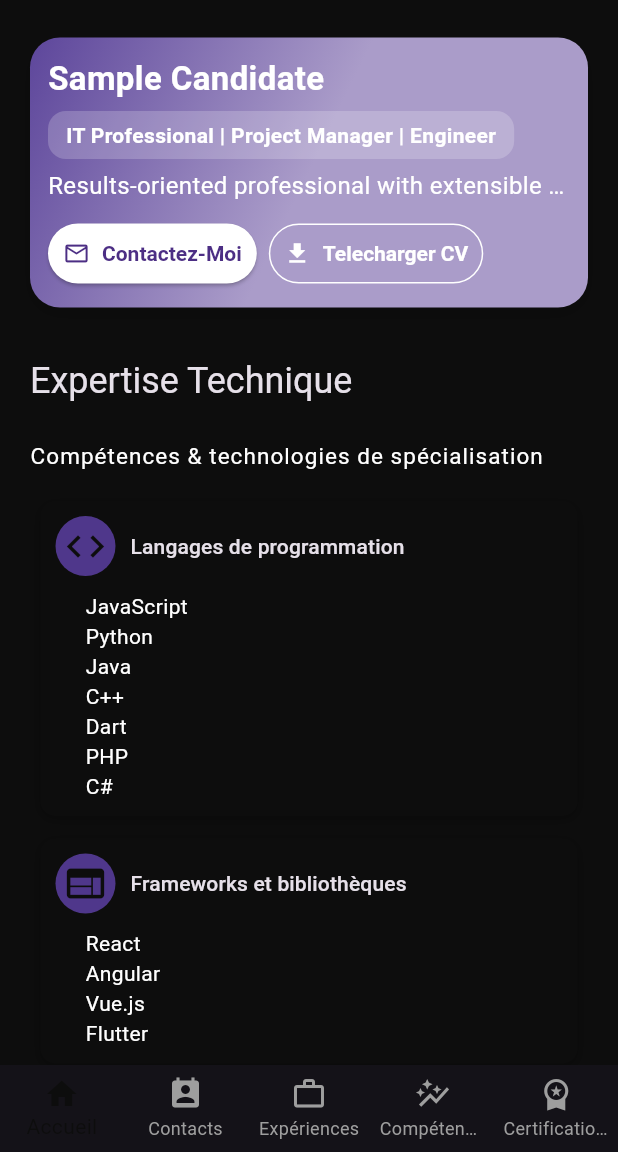
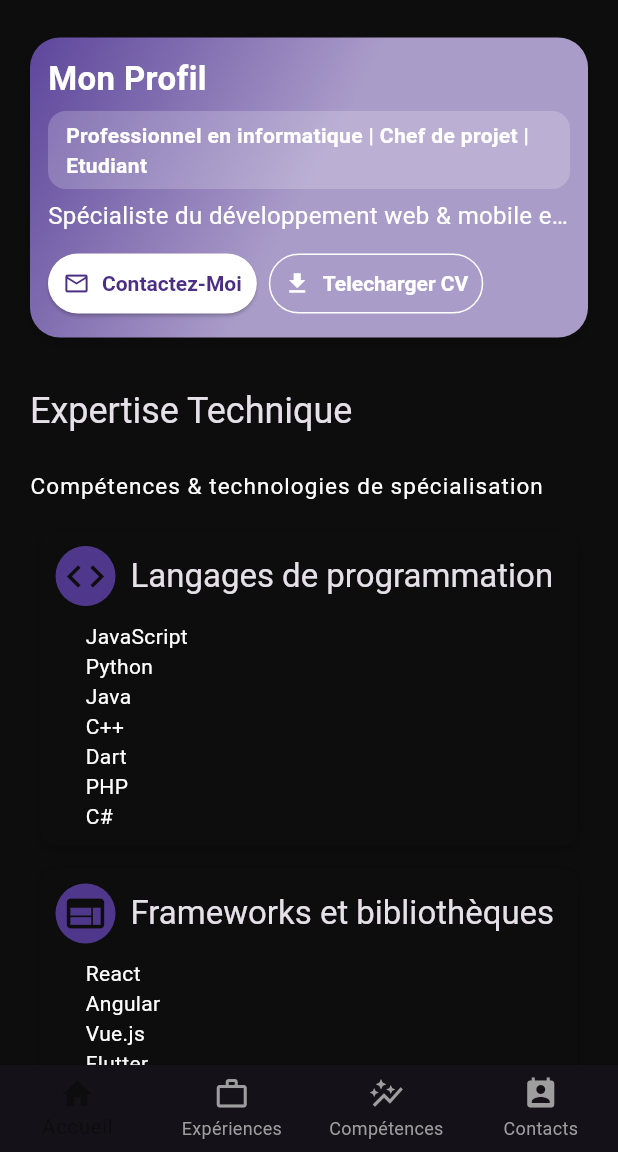
Before and after one commit to blvck2371/Lindoucv, a Flutter app: the screen it shows after launch, after a tap on the "dark mode" icon, on a phone screen of 412 x 824 dp, the part 84-1236 px from its top. Run offline on Flutter 3.47's test engine with Material 3 defaults, Android fonts, the phone set to English and light mode, and no system bars; our stand-ins replace get, readmore.

Commit message:
presque parfait il reste la gestion des couleurs du theme

```diff
--- a/lib/componentview/CardOfCompetence.dart
+++ b/lib/componentview/CardOfCompetence.dart
@@ -41,7 +41,12 @@ class _CardofcompetenceState extends State<Cardofcompetence> {
                 ),
               ),
               SizedBox(width: 10),
-              Text(widget.title, style: Theme.of(context).textTheme.labelLarge),
+              Expanded(
+                child: Text(
+                  widget.title,
+                  style: Theme.of(context).textTheme.titleLarge,
+                ),
+              ),
             ],
           ),
           SizedBox(height: 10),
@@ -55,7 +60,7 @@ class _CardofcompetenceState extends State<Cardofcompetence> {
                       color: Theme.of(context).primaryColorDark,
                     ),
                     5.hSpace,
-                    Text(item),
+                    Expanded(child: Text(item)),
                   ],
                 ),
               )
--- /dev/null
+++ b/lib/componentview/CompetenceCard.dart
@@ -0,0 +1,82 @@
+import 'package:flutter/material.dart';
+
+class CompetenceCard extends StatelessWidget {
+  final IconData icon;
+  final String title;
+  final List<String> competences;
+
+  const CompetenceCard({
+    Key? key,
+    required this.icon,
+    required this.title,
+    required this.competences,
+  }) : super(key: key);
+
+  @override
+  Widget build(BuildContext context) {
+    return Container(
+      margin: const EdgeInsets.symmetric(vertical: 12, horizontal: 8),
+      padding: const EdgeInsets.all(20),
+      decoration: BoxDecoration(
+        color: const Color(0xFF2C2933), // Couleur de fond sombre
+        borderRadius: BorderRadius.circular(16),
+      ),
+      child: Column(
+        crossAxisAlignment: CrossAxisAlignment.center,
+        children: [
+          // Cercle avec icône
+          Container(
+            width: 56,
+            height: 56,
+            decoration: const BoxDecoration(
+              color: Color(0xFF232129),
+              shape: BoxShape.circle,
+            ),
+            child: Center(
+              child: Icon(
+                icon,
+                color: Colors.black87,
+                size: 32,
+              ),
+            ),
+          ),
+          const SizedBox(height: 16),
+          // Titre
+          Text(
+            title,
+            style: Theme.of(context).textTheme.titleMedium?.copyWith(
+                  fontWeight: FontWeight.bold,
+                  color: Colors.white,
+                  fontSize: 20,
+                ) ?? const TextStyle(fontWeight: FontWeight.bold, color: Colors.white, fontSize: 20),
+            textAlign: TextAlign.center,
+          ),
+          const SizedBox(height: 12),
+          Divider(color: Colors.white.withOpacity(0.15)),
+          const SizedBox(height: 8),
+          // Liste des compétences
+          Column(
+            crossAxisAlignment: CrossAxisAlignment.start,
+            children: competences.map((c) => Padding(
+              padding: const EdgeInsets.symmetric(vertical: 2),
+              child: Row(
+                children: [
+                  const Text(
+                    '• ',
+                    style: TextStyle(color: Color(0xFFB39DDB), fontSize: 16),
+                  ),
+                  Expanded(
+                    child: Text(
+                      c,
+                      style: const TextStyle(color: Colors.white, fontSize: 16),
+                    ),
+                  ),
+                ],
+              ),
+            )).toList(),
+          ),
+        ],
+      ),
+    );
+  }
+}
--- /dev/null
+++ b/lib/componentview/ExperiencesComponent.dart
@@ -0,0 +1,130 @@
+import 'package:flutter/material.dart';
+import 'package:lindoucv/theme/app_spacing.dart';
+
+class Experiencescomponent extends StatelessWidget {
+  final String title;
+  final String subtitle;
+  final String country;
+  final String datedebut;
+  final String datefin;
+  final List<String> responsabilites;
+
+  const Experiencescomponent({
+    super.key,
+    required this.title,
+    required this.subtitle,
+    required this.country,
+    required this.datedebut,
+    required this.datefin,
+    required this.responsabilites,
+  });
+
+  @override
+  Widget build(BuildContext context) {
+    return IntrinsicHeight(
+      child: Row(
+        crossAxisAlignment: CrossAxisAlignment.start,
+        children: [
+          /// Timeline indicator
+          Column(
+            children: [
+              Container(
+                width: 40,
+                height: 40,
+                decoration: BoxDecoration(
+                  shape: BoxShape.circle,
+                  color: Theme.of(context).primaryColorDark,
+                ),
+                child: const Icon(
+                  Icons.work,
+                  size: 20,
+                  color: Colors.white,
+                ),
+              ),
+              // trait du timeline qui s'adapte à la hauteur
+              Expanded(
+                child: Container(
+                  width: 2,
+                  color: Theme.of(context).primaryColorDark,
+                ),
+              ),
+            ],
+          ),
+
+          10.hSpace,
+
+          /// Text section
+          /// corps de l'experience
+          Expanded(
+            child: Container(
+              padding: const EdgeInsets.all(16.0),
+              decoration: BoxDecoration(
+                color: Theme.of(context).colorScheme.surface,
+                borderRadius: BorderRadius.circular(16.0),
+              ),
+              child: Column(
+                crossAxisAlignment: CrossAxisAlignment.start,
+                children: [
+                  Text(
+                    title,
+                    style: Theme.of(context).textTheme.headlineSmall?.copyWith(
+                      fontWeight: FontWeight.bold,
+                    ),
+                  ),
+                  4.vSpace,
+                  Text(
+                    subtitle,
+                    style: Theme.of(context).textTheme.labelLarge?.copyWith(
+                      color: Theme.of(context).primaryColorDark,
+                    ),
+                  ),
+                  2.vSpace,
+                  Text(
+                    country,
+                    style: Theme.of(context).textTheme.bodyMedium?.copyWith(
+                      color: Colors.grey[600],
+                    ),
+                  ),
+                  2.vSpace,
+                  Text(
+                    '$datedebut - $datefin',
+                    style: Theme.of(context).textTheme.bodyMedium?.copyWith(
+                      color: Colors.grey[600],
+                      fontStyle: FontStyle.italic,
+                    ),
+                  ),
+                  10.vSpace,
+
+                  /// Responsabilités
+                  ...responsabilites.map(
+                    (responsibility) => Padding(
+                      padding: const EdgeInsets.only(bottom: 4.0),
+                      child: Row(
+                        crossAxisAlignment: CrossAxisAlignment.start,
+                        children: [
+                          Icon(
+                            Icons.check_circle_outline,
+                            size: 15,
+                            color: Theme.of(context).primaryColorDark,
+                          ),
+                          8.hSpace,
+                          Expanded(
+                            child: Text(
+                              responsibility,
+                              style: Theme.of(context).textTheme.bodyMedium,
+                              softWrap: true,
+                            ),
+                          ),
+                        ],
+                      ),
+                    ),
+                  ),
+                ],
+              ),
+            ),
+          ),
+        ],
+      ),
+    );
+  }
+}
--- a/lib/componentview/annimation.dart
+++ b/lib/componentview/annimation.dart
@@ -22,6 +22,8 @@ class _DelayedAnimationState extends State<DelayedAnimation>
     with SingleTickerProviderStateMixin {
   late AnimationController _controller;
   late Animation<Offset> _animOffset;
+  Timer? _timer;
+
   @override
   void initState() {
     super.initState();
@@ -41,11 +43,21 @@ class _DelayedAnimationState extends State<DelayedAnimation>
       end: Offset.zero,
     ).animate(curve);
 
-    Timer(Duration(milliseconds: widget.delay), () {
-      _controller.forward();
+    _timer = Timer(Duration(milliseconds: widget.delay), () {
+      if (mounted) {
+        _controller.forward();
+      }
     });
   }
 
+  @override
+  void dispose() {
+    _timer?.cancel();
+    _controller.dispose();
+    super.dispose();
+  }
+
+  @override
   Widget build(BuildContext context) {
     return FadeTransition(
       opacity: _controller,
--- a/lib/index.dart
+++ b/lib/index.dart
@@ -2,7 +2,9 @@ import 'package:flutter/material.dart';
 import 'package:get/get.dart';
 import 'package:get/state_manager.dart';
 import 'package:lindoucv/theme/theme_controller.dart';
+import 'package:lindoucv/views/Competences.dart';
 import 'package:lindoucv/views/Contact.dart';
+import 'package:lindoucv/views/Experiences.dart';
 import 'package:lindoucv/views/home.dart';
 
 class HomeScreen extends StatefulWidget {
@@ -17,9 +19,11 @@ class _HomeScreenState extends State<HomeScreen> {
 
   final List<Widget> _pages = const [
     Home(),
-    ContactPage(),
-    Home(),
-    ContactPage(),
+
+    Experiences(),
+  Competences(),
+   ContactPage(),
+    //ContactPage(),
   ];
 
   @override
@@ -109,12 +113,7 @@ class _HomeScreenState extends State<HomeScreen> {
             icon: Icon(Icons.home), // OK pour Accueil
             label: 'Accueil',
           ),
-          BottomNavigationBarItem(
-            icon: Icon(
-              Icons.perm_contact_calendar,
-            ), // mieux adapté à "Contacts"
-            label: 'Contacts',
-          ),
+
           BottomNavigationBarItem(
             icon: Icon(
               Icons.work_outline,
@@ -128,9 +127,15 @@ class _HomeScreenState extends State<HomeScreen> {
             label: 'Compétences',
           ),
           BottomNavigationBarItem(
-            icon: Icon(Icons.workspace_premium), // pour "Certifications"
-            label: 'Certifications',
+            icon: Icon(
+              Icons.perm_contact_calendar,
+            ), // mieux adapté à "Contacts"
+            label: 'Contacts',
           ),
+          // BottomNavigationBarItem(
+          //   icon: Icon(Icons.workspace_premium), // pour "Certifications"
+          //   label: 'Certifications',
+          // ),
         ],
       ),
     );
--- /dev/null
+++ b/lib/views/Competences.dart
@@ -0,0 +1,124 @@
+import 'package:flutter/material.dart';
+import 'package:lindoucv/componentview/CardOfCompetence.dart';
+import 'package:lindoucv/theme/app_spacing.dart';
+
+class Competences extends StatefulWidget {
+  const Competences({super.key});
+
+  @override
+  State<Competences> createState() => _CompetencesState();
+}
+
+class _CompetencesState extends State<Competences> {
+  @override
+  Widget build(BuildContext context) {
+    return Scaffold(
+      body: SingleChildScrollView(
+        child: Column(
+          crossAxisAlignment: CrossAxisAlignment.start,
+          children: [
+            Padding(
+              padding: const EdgeInsets.all(16.0),
+              child: Text(
+                'Mes compétences clés',
+                style: Theme.of(context).textTheme.headlineMedium?.copyWith(
+                  fontWeight: FontWeight.bold,
+                ),
+              ),
+            ),
+
+            // Timeline container with proper structure
+            Container(
+              margin: const EdgeInsets.symmetric(horizontal: 16.0),
+              child: Column(
+                children: [
+                  Cardofcompetence(
+  title: 'Langages & Frameworks',
+  icone: Icons.code_outlined,
+  list: [
+    'Dart (langage principal de Flutter)',
+    'Flutter (framework mobile multiplateforme)',
+    'PHP, JavaScript, HTML/CSS',
+  ],
+),
+15.vSpace,
+Cardofcompetence(
+  title: 'Développement Mobile & UI',
+  icone: Icons.smartphone_outlined,
+  list: [
+    'Création d’interfaces utilisateurs réactives (Widgets)',
+    'Responsive design & Material Design',
+    'Architecture MVC, MVVM, Clean Architecture',
+  ],
+),
+15.vSpace,
+Cardofcompetence(
+  title: 'API & Backend',
+  icone: Icons.cloud_sync_outlined,
+  list: [
+    'Intégration d’API RESTful (http, dio)',
+    'Firebase Auth, JWT (authentification sécurisée)',
+    'Communication client-serveur efficace',
+  ],
+),
+15.vSpace,
+Cardofcompetence(
+  title: 'Bases de Données',
+  icone: Icons.storage_outlined,
+  list: [
+    'MySQL, Firebase Firestore, MongoDB',
+    'Stockage local avec Hive & SharedPreferences',
+    'Structuration et requêtage de données',
+  ],
+),
+15.vSpace,
+Cardofcompetence(
+  title: 'Outils & Environnements',
+  icone: Icons.build_outlined,
+  list: [
+    'Android Studio, VS Code',
+    'Git / GitHub (contrôle de version)',
+    'Postman, Docker (bases), Trello, StartUML',
+  ],
+),
+15.vSpace,
+Cardofcompetence(
+  title: 'Tests & Qualité',
+  icone: Icons.bug_report_outlined,
+  list: [
+    'Tests unitaires et widgets',
+    'Flutter DevTools pour le débogage',
+    'Analyse statique avec Dart lints',
+  ],
+),
+15.vSpace,
+Cardofcompetence(
+  title: 'Déploiement & Maintenance',
+  icone: Icons.cloud_upload_outlined,
+  list: [
+    'Génération de builds APK / AAB',
+    'Publication sur Google Play Store',
+    'Gestion des signatures et des versions',
+  ],
+),
+15.vSpace,
+Cardofcompetence(
+  title: 'Compétences Transversales',
+  icone: Icons.groups_outlined,
+  list: [
+    'Méthodologie Agile / Scrum',
+    'Travail en équipe, autonomie',
+    'Curiosité technique et apprentissage continu',
+  ],
+),
+
+
+                ],
+              ),
+            ),
+          ],
+        ),
+      ),
+    );
+  }
+}
--- a/lib/views/Experiences.dart
+++ b/lib/views/Experiences.dart
@@ -1,4 +1,6 @@
 import 'package:flutter/material.dart';
+import 'package:lindoucv/componentview/ExperiencesComponent.dart';
+import 'package:lindoucv/theme/app_spacing.dart';
 
 class Experiences extends StatefulWidget {
   const Experiences({super.key});
@@ -10,6 +12,71 @@ class Experiences extends StatefulWidget {
 class _ExperiencesState extends State<Experiences> {
   @override
   Widget build(BuildContext context) {
-    return Scaffold(body: SingleChildScrollView());
+    return Scaffold(
+      body: SingleChildScrollView(
+        child: Column(
+          crossAxisAlignment: CrossAxisAlignment.start,
+          children: [
+            Padding(
+              padding: const EdgeInsets.all(16.0),
+              child: Text(
+                'Expériences Professionnelles',
+                style: Theme.of(context).textTheme.headlineMedium?.copyWith(
+                  fontWeight: FontWeight.bold,
+                ),
+              ),
+            ),
+
+            // Timeline container with proper structure
+            Container(
+              margin: const EdgeInsets.symmetric(horizontal: 16.0),
+              child: Column(
+                children: [
+                  Experiencescomponent(
+                    title: 'Développeur web et mobile',
+                    subtitle: 'ENVOL',
+                    country: 'Cameroun',
+                    datedebut: 'Février 2022',
+                    datefin: 'Décembre 2025',
+                    responsabilites: [
+                      'Analyse des besoins des clients et rédaction de cahiers des charges.',
+                      'Développement d\'applications web et mobiles en utilisant Flutter, Laravel et Vue.js.',
+                      'Mise en place des bases de données relationnelles et NoSQL (MySQL, Firebase, MongoDB).',
+                      'Intégration d\'API RESTful et gestion des échanges client-serveur.',
+                      'Collaboration avec les équipes UI/UX pour optimiser l\'expérience utilisateur.',
+                      'Tests, débogage et déploiement des applications.',
+                      'Formation et accompagnement technique des utilisateurs finaux.',
+                      'Participation à des réunions de planification agile (Scrum).',
+                    ],
+                  ),
+
+                  20.vSpace,
+
+                  Experiencescomponent(
+                    title: 'Stagiaire Développeur web',
+                    subtitle: 'ENVOL',
+                    country: 'Cameroun',
+                    datedebut: 'Août 2021',
+                    datefin: 'Janvier 2022',
+                    responsabilites: [
+                      'Conception d\'interfaces web interactives avec HTML, CSS, JavaScript.',
+                      'Développement de fonctionnalités backend en PHP (CodeIgniter).',
+                      'Assistance à la maintenance corrective et évolutive des projets existants.',
+                      'Utilisation de Git pour le versionnement et la collaboration.',
+                      'Participation à l\'intégration et au test des applications sur différents navigateurs.',
+                      'Rédaction de documentation technique.',
+                    ],
+                  ),
+                ],
+              ),
+            ),
+
+            20.vSpace,
+          ],
+        ),
+      ),
+    );
   }
+
+
 }
--- a/lib/views/home.dart
+++ b/lib/views/home.dart
@@ -75,7 +75,7 @@ class _HomeState extends State<Home> {
                                 mainAxisAlignment: MainAxisAlignment.center,
                                 children: [
                                   const Text(
-                                    'Sample Candidate',
+                                    'Mon Profil',
                                     style: TextStyle(
                                       fontSize: 22,
                                       fontWeight: FontWeight.bold,
@@ -93,7 +93,7 @@ class _HomeState extends State<Home> {
                                       borderRadius: BorderRadius.circular(12),
                                     ),
                                     child: const Text(
-                                      'IT Professional | Project Manager | Engineer',
+                                      'Professionnel en informatique | Chef de projet | Etudiant',
                                       style: TextStyle(
                                         fontWeight: FontWeight.bold,
                                         color: Colors.white,
@@ -102,7 +102,7 @@ class _HomeState extends State<Home> {
                                   ),
                                   const SizedBox(height: 8),
                                   Text(
-                                    'Results-oriented professional with extensible and collaborative mindset.',
+                                    'Expert en stratégie digitale passionné par l\'innovation technologique.',
                                     style: const TextStyle(
                                       color: Colors.white,
                                       fontSize: 16,
@@ -235,7 +235,7 @@ class _HomeState extends State<Home> {
                           mainAxisAlignment: MainAxisAlignment.center,
                           children: [
                             const Text(
-                              'Sample Candidate',
+                              'Mon Profil',
                               style: TextStyle(
                                 fontSize: 22,
                                 fontWeight: FontWeight.bold,
@@ -253,7 +253,7 @@ class _HomeState extends State<Home> {
                                 borderRadius: BorderRadius.circular(12),
                               ),
                               child: const Text(
-                                'IT Professional | Project Manager | Engineer',
+                                'Professionnel en informatique | Chef de projet | Etudiant',
                                 style: TextStyle(
                                   fontWeight: FontWeight.bold,
                                   color: Colors.white,
@@ -262,7 +262,7 @@ class _HomeState extends State<Home> {
                             ),
                             const SizedBox(height: 6),
                             Text(
-                              'Results-oriented professional with extensible and collaborative mindset.',
+                              'Spécialiste du développement web & mobile et de la stratégie digitale',
                               style: const TextStyle(
                                 color: Colors.white,
                                 fontSize: 16,
--- a/pubspec.yaml
+++ b/pubspec.yaml
@@ -37,6 +37,7 @@ dependencies:
   get: ^4.7.2
   readmore: ^3.0.0
   url_launcher: ^6.3.1
+  timeline_tile: ^2.0.0
 
 dev_dependencies:
   flutter_test:
```
Also changed, not shown: pubspec.lock.
